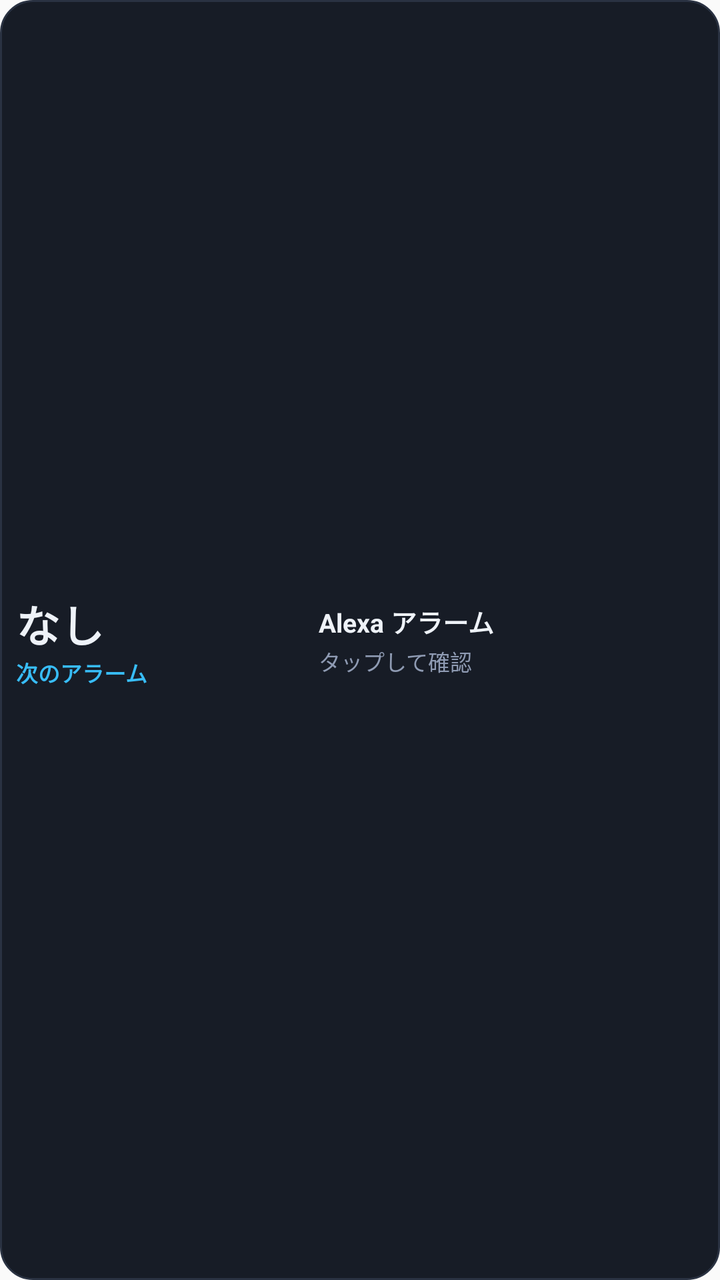
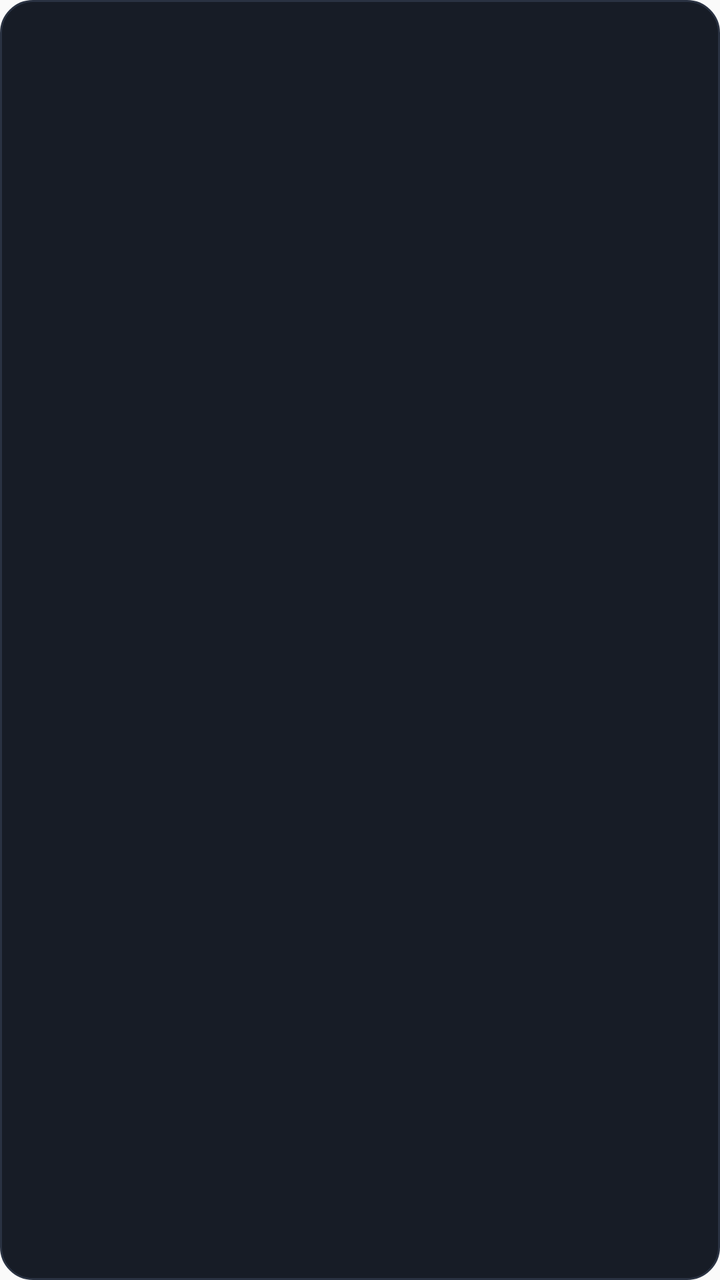

The first picture is an Android layout as it rendered before a commit; the second is the same layout after the commit. The layout source and the unified diff follow.
<!-- AndroidManifest.xml: application theme AppTheme -->
<!-- res/layout/widget_alarm_2x1.xml -->
<?xml version="1.0" encoding="utf-8"?>
<LinearLayout xmlns:android="http://schemas.android.com/apk/res/android"
    android:id="@+id/widget_root"
    android:layout_width="match_parent"
    android:layout_height="match_parent"
    android:background="@drawable/widget_bg"
    android:gravity="center_vertical"
    android:orientation="horizontal"
    android:paddingLeft="8dp"
    android:paddingTop="6dp"
    android:paddingRight="8dp"
    android:paddingBottom="6dp">

    <LinearLayout
        android:layout_width="0dp"
        android:layout_height="wrap_content"
        android:layout_weight="0.44"
        android:gravity="center_vertical"
        android:orientation="vertical"
        android:paddingEnd="6dp">

        <TextView
            android:id="@+id/tv_time_2x1"
            android:layout_width="match_parent"
            android:layout_height="wrap_content"
            android:autoSizeMaxTextSize="22sp"
            android:autoSizeMinTextSize="12sp"
            android:autoSizeStepGranularity="1sp"
            android:autoSizeTextType="uniform"
            android:maxLines="1"
            android:text="なし"
            android:textColor="#EEF2F8"
            android:textSize="22sp"
            android:textStyle="bold" />

        <TextView
            android:id="@+id/tv_date_2x1"
            android:layout_width="match_parent"
            android:layout_height="wrap_content"
            android:autoSizeMaxTextSize="11sp"
            android:autoSizeMinTextSize="7sp"
            android:autoSizeStepGranularity="1sp"
            android:autoSizeTextType="uniform"
            android:maxLines="1"
            android:text="次のアラーム"
            android:textColor="#38BDF8"
            android:textSize="11sp"
            android:textStyle="bold" />
    </LinearLayout>

    <LinearLayout
        android:layout_width="0dp"
        android:layout_height="wrap_content"
        android:layout_weight="0.56"
        android:gravity="center_vertical"
        android:orientation="vertical">

        <TextView
            android:id="@+id/tv_device_2x1"
            android:layout_width="match_parent"
            android:layout_height="wrap_content"
            android:autoSizeMaxTextSize="13sp"
            android:autoSizeMinTextSize="8sp"
            android:autoSizeStepGranularity="1sp"
            android:autoSizeTextType="uniform"
            android:ellipsize="end"
            android:maxLines="1"
            android:text="Alexa アラーム"
            android:textColor="#EEF2F8"
            android:textSize="13sp"
            android:textStyle="bold" />

        <TextView
            android:id="@+id/tv_sub_2x1"
            android:layout_width="match_parent"
            android:layout_height="wrap_content"
            android:layout_marginTop="2dp"
            android:autoSizeMaxTextSize="11sp"
            android:autoSizeMinTextSize="7sp"
            android:autoSizeStepGranularity="1sp"
            android:autoSizeTextType="uniform"
            android:ellipsize="end"
            android:maxLines="1"
            android:text="タップして確認"
            android:textColor="#8F9BB3"
            android:textSize="11sp" />
    </LinearLayout>

</LinearLayout>
<!-- resources referenced by this layout -->
<resources>
  <!-- drawable widget_bg (drawable) -->
  <?xml version="1.0" encoding="utf-8"?>
  <shape xmlns:android="http://schemas.android.com/apk/res/android"
      android:shape="rectangle">
      <solid android:color="#171C26" />
      <stroke
          android:width="1dp"
          android:color="#2A3242" />
      <corners android:radius="16dp" />
  </shape>
  <style name="AppTheme" parent="Theme.AppCompat.Light.DarkActionBar">
          
          <item name="colorPrimary">@color/colorPrimary</item>
          <item name="colorPrimaryDark">@color/colorPrimaryDark</item>
          <item name="colorAccent">@color/colorAccent</item>
      </style>
</resources>

<!-- the commit's change to res/layout/widget_alarm_2x1.xml (unified diff, before → after) -->
@@ -1,89 +1,101 @@
 <?xml version="1.0" encoding="utf-8"?>
-<LinearLayout xmlns:android="http://schemas.android.com/apk/res/android"
+<FrameLayout xmlns:android="http://schemas.android.com/apk/res/android"
     android:id="@+id/widget_root"
     android:layout_width="match_parent"
     android:layout_height="match_parent"
     android:background="@drawable/widget_bg"
-    android:gravity="center_vertical"
-    android:orientation="horizontal"
-    android:paddingLeft="8dp"
-    android:paddingTop="6dp"
-    android:paddingRight="8dp"
-    android:paddingBottom="6dp">
+    android:paddingStart="10dp"
+    android:paddingTop="4dp"
+    android:paddingEnd="10dp"
+    android:paddingBottom="4dp">
 
     <LinearLayout
-        android:layout_width="0dp"
-        android:layout_height="wrap_content"
-        android:layout_weight="0.44"
+        android:id="@+id/layout_wide_content_2x1"
+        android:layout_width="match_parent"
+        android:layout_height="match_parent"
+        android:baselineAligned="false"
         android:gravity="center_vertical"
-        android:orientation="vertical"
-        android:paddingEnd="6dp">
+        android:orientation="horizontal">
 
         <TextView
             android:id="@+id/tv_time_2x1"
-            android:layout_width="match_parent"
-            android:layout_height="wrap_content"
-            android:autoSizeMaxTextSize="22sp"
-            android:autoSizeMinTextSize="12sp"
+            android:layout_width="0dp"
+            android:layout_height="match_parent"
+            android:layout_weight="0.56"
+            android:autoSizeMaxTextSize="36sp"
+            android:autoSizeMinTextSize="16sp"
             android:autoSizeStepGranularity="1sp"
             android:autoSizeTextType="uniform"
+            android:ellipsize="none"
+            android:gravity="center_vertical|start"
+            android:includeFontPadding="false"
             android:maxLines="1"
-            android:text="なし"
+            android:text=""
             android:textColor="#EEF2F8"
-            android:textSize="22sp"
+            android:textSize="28sp"
             android:textStyle="bold" />
 
-        <TextView
-            android:id="@+id/tv_date_2x1"
-            android:layout_width="match_parent"
-            android:layout_height="wrap_content"
-            android:autoSizeMaxTextSize="11sp"
-            android:autoSizeMinTextSize="7sp"
-            android:autoSizeStepGranularity="1sp"
-            android:autoSizeTextType="uniform"
-            android:maxLines="1"
-            android:text="次のアラーム"
-            android:textColor="#38BDF8"
-            android:textSize="11sp"
-            android:textStyle="bold" />
+        <LinearLayout
+            android:layout_width="0dp"
+            android:layout_height="match_parent"
+            android:layout_weight="0.44"
+            android:gravity="end|center_vertical"
+            android:orientation="vertical"
+            android:paddingStart="4dp">
+
+            <TextView
+                android:id="@+id/tv_date_2x1"
+                android:layout_width="match_parent"
+                android:layout_height="0dp"
+                android:layout_weight="1"
+                android:autoSizeMaxTextSize="13sp"
+                android:autoSizeMinTextSize="9sp"
+                android:autoSizeStepGranularity="1sp"
+                android:autoSizeTextType="uniform"
+                android:ellipsize="end"
+                android:gravity="end|center_vertical"
+                android:includeFontPadding="false"
+                android:maxLines="1"
+                android:text=""
+                android:textColor="#38BDF8"
+                android:textSize="11sp"
+                android:textStyle="bold" />
+
+            <TextView
+                android:id="@+id/tv_sub_2x1"
+                android:layout_width="match_parent"
+                android:layout_height="0dp"
+                android:layout_weight="1"
+                android:autoSizeMaxTextSize="12sp"
+                android:autoSizeMinTextSize="9sp"
+                android:autoSizeStepGranularity="1sp"
+                android:autoSizeTextType="uniform"
+                android:ellipsize="end"
+                android:gravity="end|center_vertical"
+                android:includeFontPadding="false"
+                android:maxLines="1"
+                android:text=""
+                android:textColor="#8F9BB3"
+                android:textSize="11sp" />
+        </LinearLayout>
     </LinearLayout>
 
-    <LinearLayout
-        android:layout_width="0dp"
-        android:layout_height="wrap_content"
-        android:layout_weight="0.56"
-        android:gravity="center_vertical"
-        android:orientation="vertical">
+    <TextView
+        android:id="@+id/tv_empty_2x1"
+        android:layout_width="match_parent"
+        android:layout_height="match_parent"
+        android:autoSizeMaxTextSize="20sp"
+        android:autoSizeMinTextSize="10sp"
+        android:autoSizeStepGranularity="1sp"
+        android:autoSizeTextType="uniform"
+        android:ellipsize="none"
+        android:gravity="center"
+        android:includeFontPadding="false"
+        android:maxLines="1"
+        android:text="次のアラームなし"
+        android:textColor="#CBD5E1"
+        android:textSize="14sp"
+        android:textStyle="bold"
+        android:visibility="gone" />
 
-        <TextView
-            android:id="@+id/tv_device_2x1"
-            android:layout_width="match_parent"
-            android:layout_height="wrap_content"
-            android:autoSizeMaxTextSize="13sp"
-            android:autoSizeMinTextSize="8sp"
-            android:autoSizeStepGranularity="1sp"
-            android:autoSizeTextType="uniform"
-            android:ellipsize="end"
-            android:maxLines="1"
-            android:text="Alexa アラーム"
-            android:textColor="#EEF2F8"
-            android:textSize="13sp"
-            android:textStyle="bold" />
-
-        <TextView
-            android:id="@+id/tv_sub_2x1"
-            android:layout_width="match_parent"
-            android:layout_height="wrap_content"
-            android:layout_marginTop="2dp"
-            android:autoSizeMaxTextSize="11sp"
-            android:autoSizeMinTextSize="7sp"
-            android:autoSizeStepGranularity="1sp"
-            android:autoSizeTextType="uniform"
-            android:ellipsize="end"
-            android:maxLines="1"
-            android:text="タップして確認"
-            android:textColor="#8F9BB3"
-            android:textSize="11sp" />
-    </LinearLayout>
-
-</LinearLayout>
+</FrameLayout>
